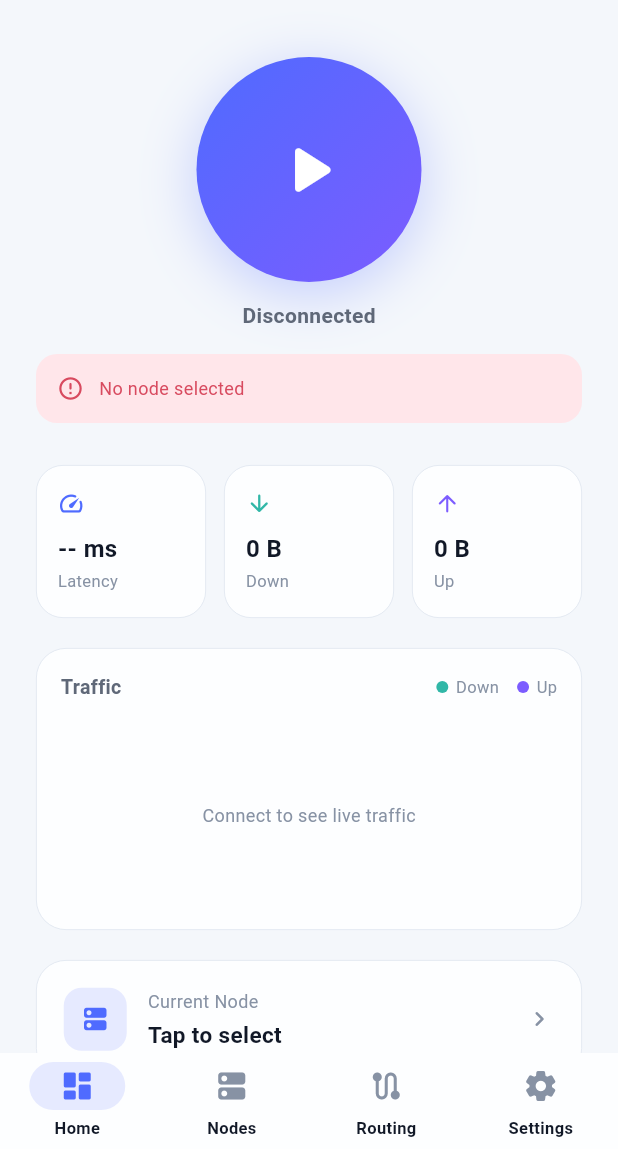
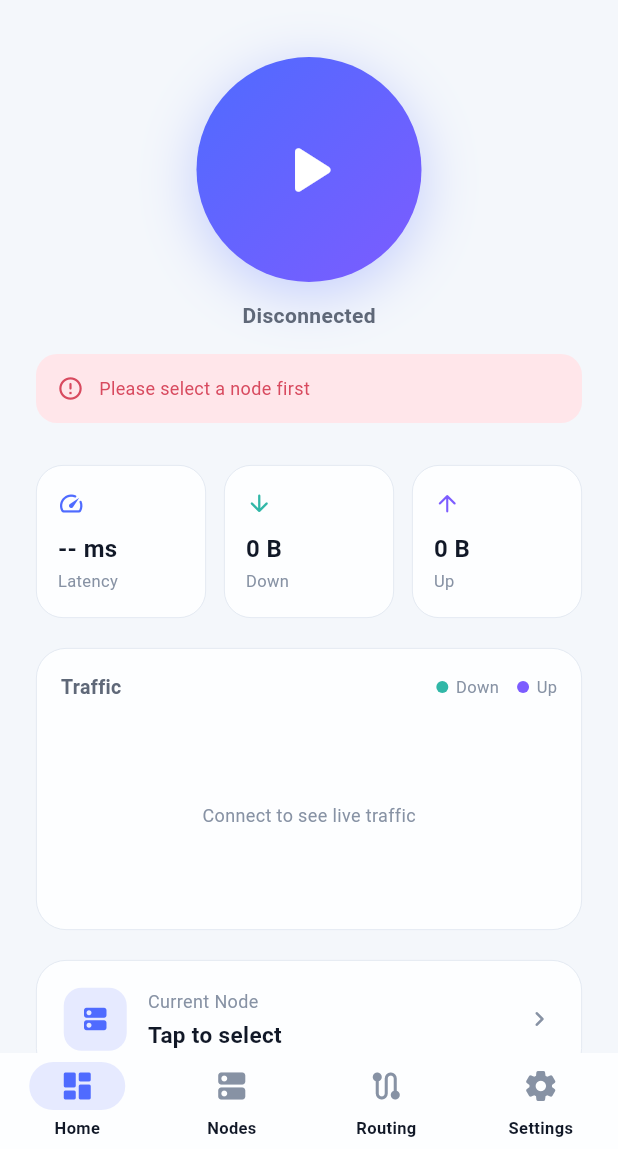
Before and after one commit to pittosporum-seu/flowgate, a Flutter app: the screen it shows after launch, after a tap on the "play arrow" icon, on a phone screen of 412 x 824 dp, the part 87-1236 px from its top. Run offline on Flutter 3.47's test engine with Material 3 defaults, Android fonts, the phone set to English and light mode, and no system bars; our stand-ins replace fl_chart, flutter_riverpod, hive_flutter, share_plus, shared_preferences; missing offline and left inert: flutter_v2ray; accounts and stored records are empty; network calls fail.

Commit message:
fix: clear errorMessage on node select + l10n error strings (#13) (#14)
- selectProfile() now clears errorMessage (fixes stale error banner)
- Replace hardcoded 'No node selected' / 'Node config missing' / timeout
  with l10n keys: errNoNodeSelected, errNodeConfigMissing, errConnectTimeout
- Dashboard resolves error keys to localized strings via AppLocalizations
- Add zh/en translations for all error messages

Closes #13

```diff
--- a/app/lib/core/state/app_provider.dart
+++ b/app/lib/core/state/app_provider.dart
@@ -176,13 +176,13 @@ class AppNotifier extends Notifier<AppState> {
     final profile = _selectedProfile();
     if (profile == null) {
       _log.warn('AppNotifier', 'connect: no node selected');
-      state = state.copyWith(errorMessage: 'No node selected');
+      state = state.copyWith(errorMessage: 'errNoNodeSelected');
       return;
     }
     final rawConfig = profile.rawConfig;
     if (rawConfig == null || rawConfig.isEmpty) {
       _log.warn('AppNotifier', 'connect: node config missing for ${profile.name}');
-      state = state.copyWith(errorMessage: 'Node config missing');
+      state = state.copyWith(errorMessage: 'errNodeConfigMissing');
       return;
     }
 
@@ -229,7 +229,7 @@ class AppNotifier extends Notifier<AppState> {
           _log.error('AppNotifier', 'connect timeout after ${_connectTimeout.inSeconds}s');
           state = state.copyWith(
             connectionState: VpnConnectionState.error,
-            errorMessage: '连接超时，请检查节点或网络',
+            errorMessage: 'errConnectTimeout',
           );
           // 清理未成功的连接
           _engine.disconnect().catchError((_) {});
@@ -275,6 +275,7 @@ class AppNotifier extends Notifier<AppState> {
     state = state.copyWith(
       selectedProfileId: profile.id,
       currentNodeName: profile.name,
+      errorMessage: null,
     );
     final prefs = await SharedPreferences.getInstance();
     await prefs.setString(_keyProfileId, profile.id);
--- a/app/lib/features/dashboard/dashboard_page.dart
+++ b/app/lib/features/dashboard/dashboard_page.dart
@@ -135,6 +135,14 @@ class _DashboardPageState extends ConsumerState<DashboardPage> {
   }
 
   Widget _buildError(String message) {
+    final l = AppLocalizations.of(context);
+    // 将错误 key 解析为本地化字符串；非 key 则原样显示
+    final displayText = switch (message) {
+      'errNoNodeSelected' => l.errNoNodeSelected,
+      'errNodeConfigMissing' => l.errNodeConfigMissing,
+      'errConnectTimeout' => l.errConnectTimeout,
+      _ => message,
+    };
     return Container(
       width: double.infinity,
       padding: const EdgeInsets.all(14),
@@ -147,7 +155,7 @@ class _DashboardPageState extends ConsumerState<DashboardPage> {
           const Icon(Icons.error_outline_rounded, color: FlowGateTheme.danger, size: 18),
           const SizedBox(width: 10),
           Expanded(
-            child: Text(message,
+            child: Text(displayText,
                 style: const TextStyle(fontSize: 12, color: FlowGateTheme.danger)),
           ),
         ],
--- a/app/lib/gen_l10n/app_localizations.dart
+++ b/app/lib/gen_l10n/app_localizations.dart
@@ -694,6 +694,24 @@ abstract class AppLocalizations {
   /// In en, this message translates to:
   /// **'No log file available'**
   String get noLogFile;
+
+  /// No description provided for @errNoNodeSelected.
+  ///
+  /// In en, this message translates to:
+  /// **'Please select a node first'**
+  String get errNoNodeSelected;
+
+  /// No description provided for @errNodeConfigMissing.
+  ///
+  /// In en, this message translates to:
+  /// **'Node config missing, please re-import'**
+  String get errNodeConfigMissing;
+
+  /// No description provided for @errConnectTimeout.
+  ///
+  /// In en, this message translates to:
+  /// **'Connection timed out, check node or network'**
+  String get errConnectTimeout;
 }
 
 class _AppLocalizationsDelegate extends LocalizationsDelegate<AppLocalizations> {
--- a/app/lib/gen_l10n/app_localizations_en.dart
+++ b/app/lib/gen_l10n/app_localizations_en.dart
@@ -315,4 +315,13 @@ class AppLocalizationsEn extends AppLocalizations {
 
   @override
   String get noLogFile => 'No log file available';
+
+  @override
+  String get errNoNodeSelected => 'Please select a node first';
+
+  @override
+  String get errNodeConfigMissing => 'Node config missing, please re-import';
+
+  @override
+  String get errConnectTimeout => 'Connection timed out, check node or network';
 }
--- a/app/lib/l10n/app_en.arb
+++ b/app/lib/l10n/app_en.arb
@@ -129,5 +129,9 @@
     }
   },
   "logsCopied": "Logs copied to clipboard",
-  "noLogFile": "No log file available"
+  "noLogFile": "No log file available",
+
+  "errNoNodeSelected": "Please select a node first",
+  "errNodeConfigMissing": "Node config missing, please re-import",
+  "errConnectTimeout": "Connection timed out, check node or network"
 }
--- a/app/lib/l10n/app_zh.arb
+++ b/app/lib/l10n/app_zh.arb
@@ -114,5 +114,9 @@
   "noLogsYet": "暂无日志",
   "entries": "{count} 条",
   "logsCopied": "日志已复制到剪贴板",
-  "noLogFile": "无可用日志文件"
+  "noLogFile": "无可用日志文件",
+
+  "errNoNodeSelected": "请先选择一个节点",
+  "errNodeConfigMissing": "节点配置缺失，请重新导入",
+  "errConnectTimeout": "连接超时，请检查节点或网络"
 }
```
Also changed, not shown: app/lib/gen_l10n/app_localizations_zh.dart (+9 -0 lines).
